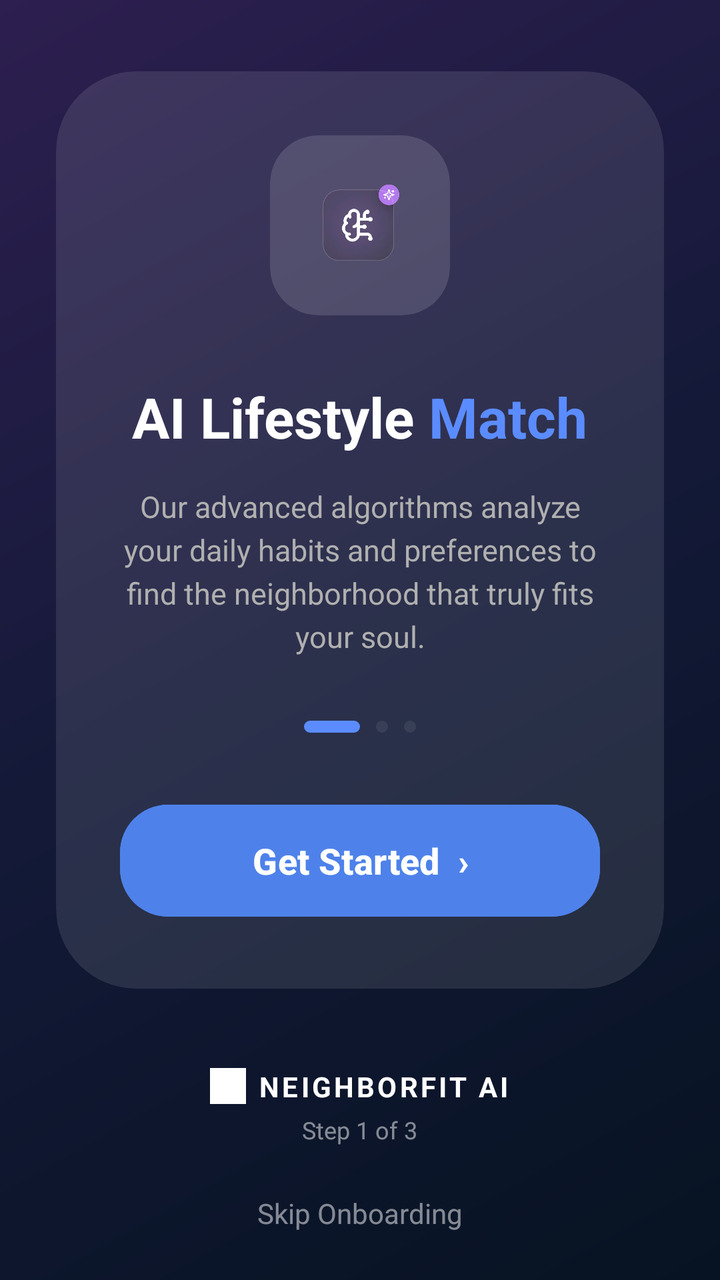
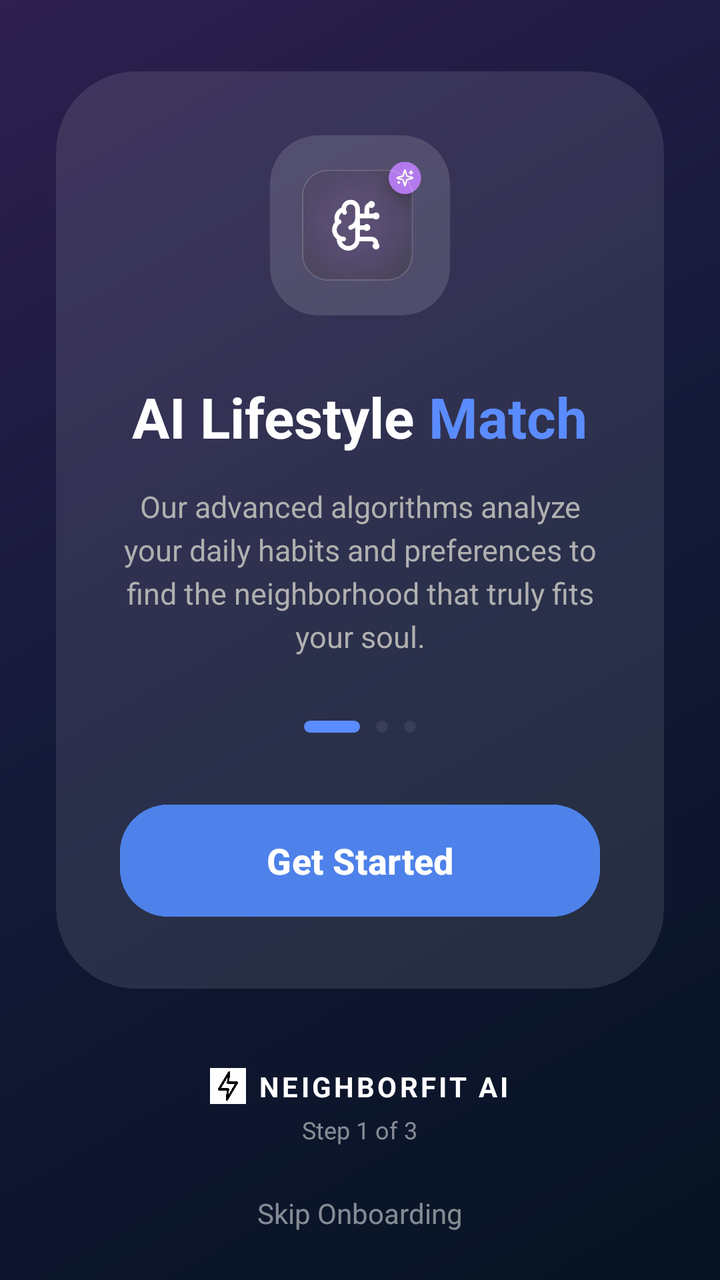

Screens rendered from an Android XML layout before and after an edit, with the pre-edit source and the edit as a unified diff.
<!-- AndroidManifest.xml: application theme Theme.NeighborFitAI -->
<!-- res/layout/fragment_onboarding_1.xml -->
<?xml version="1.0" encoding="utf-8"?>
<androidx.constraintlayout.widget.ConstraintLayout
    xmlns:android="http://schemas.android.com/apk/res/android"
    xmlns:app="http://schemas.android.com/apk/res-auto"
    android:layout_width="match_parent"
    android:layout_height="match_parent"
    android:background="@drawable/onboarding_dark_gradient">

    <androidx.cardview.widget.CardView
        android:id="@+id/cardContainer"
        android:layout_width="0dp"
        android:layout_height="wrap_content"
        android:layout_margin="28dp"
        app:cardCornerRadius="40dp"
        app:cardElevation="0dp"
        app:cardBackgroundColor="#1AFFFFFF"
        app:layout_constraintTop_toTopOf="parent"
        app:layout_constraintBottom_toTopOf="@id/layoutBottomInfo"
        app:layout_constraintStart_toStartOf="parent"
        app:layout_constraintEnd_toEndOf="parent"
        app:layout_constraintVertical_bias="0.4">

        <LinearLayout
            android:layout_width="match_parent"
            android:layout_height="wrap_content"
            android:orientation="vertical"
            android:gravity="center_horizontal"
            android:padding="32dp">

            <androidx.constraintlayout.widget.ConstraintLayout
                android:layout_width="wrap_content"
                android:layout_height="wrap_content">

                <androidx.cardview.widget.CardView
                    android:id="@+id/cvIcon"
                    android:layout_width="90dp"
                    android:layout_height="90dp"
                    app:cardCornerRadius="24dp"
                    app:cardBackgroundColor="#22FFFFFF"
                    app:cardElevation="0dp"
                    app:layout_constraintTop_toTopOf="parent"
                    app:layout_constraintBottom_toBottomOf="parent"
                    app:layout_constraintStart_toStartOf="parent"
                    app:layout_constraintEnd_toEndOf="parent">

                    <ImageView
                        android:layout_width="match_parent"
                        android:layout_height="match_parent"
                        android:padding="16dp"
                        android:src="@drawable/onboarding1"
                        android:scaleType="fitCenter"/>
                </androidx.cardview.widget.CardView>

            </androidx.constraintlayout.widget.ConstraintLayout>

            <LinearLayout
                android:layout_width="wrap_content"
                android:layout_height="wrap_content"
                android:layout_marginTop="32dp"
                android:orientation="horizontal">

                <TextView
                    android:layout_width="wrap_content"
                    android:layout_height="wrap_content"
                    android:text="AI Lifestyle "
                    android:textColor="@android:color/white"
                    android:textSize="28sp"
                    android:textStyle="bold" />

                <TextView
                    android:layout_width="wrap_content"
                    android:layout_height="wrap_content"
                    android:text="Match"
                    android:textColor="#5B8CFF"
                    android:textSize="28sp"
                    android:textStyle="bold" />
            </LinearLayout>

            <TextView
                android:layout_width="match_parent"
                android:layout_height="wrap_content"
                android:layout_marginTop="16dp"
                android:text="Our advanced algorithms analyze your daily habits and preferences to find the neighborhood that truly fits your soul."
                android:textColor="#B0B0B0"
                android:gravity="center"
                android:textSize="15sp"
                android:lineSpacingExtra="4dp"/>

            <LinearLayout
                android:layout_width="wrap_content"
                android:layout_height="wrap_content"
                android:layout_marginTop="32dp"
                android:orientation="horizontal"
                android:gravity="center">
                <View android:layout_width="28dp" android:layout_height="6dp" android:background="@drawable/indicator_active" android:layout_marginEnd="8dp"/>
                <View android:layout_width="6dp" android:layout_height="6dp" android:background="@drawable/indicator_inactive" android:alpha="0.3" android:layout_marginEnd="8dp"/>
                <View android:layout_width="6dp" android:layout_height="6dp" android:background="@drawable/indicator_inactive" android:alpha="0.3"/>
            </LinearLayout>

            <Button
                android:id="@+id/btnNext"
                android:layout_width="match_parent"
                android:layout_height="64dp"
                android:layout_marginTop="32dp"
                android:backgroundTint="#4E82EA"
                android:text="Get Started  ›"
                android:textAllCaps="false"
                android:textColor="@android:color/white"
                android:textSize="18sp"
                android:textStyle="bold"
                app:cornerRadius="24dp"/>

        </LinearLayout>
    </androidx.cardview.widget.CardView>

    <LinearLayout
        android:id="@+id/layoutBottomInfo"
        android:layout_width="wrap_content"
        android:layout_height="wrap_content"
        android:orientation="vertical"
        android:gravity="center"
        android:layout_marginBottom="24dp"
        app:layout_constraintBottom_toTopOf="@id/tvSkip"
        app:layout_constraintStart_toStartOf="parent"
        app:layout_constraintEnd_toEndOf="parent">

        <LinearLayout
            android:layout_width="wrap_content"
            android:layout_height="wrap_content"
            android:orientation="horizontal"
            android:gravity="center_vertical">
            <ImageView
                android:layout_width="18dp"
                android:layout_height="18dp"
                android:src="@drawable/icon"
                android:layout_marginEnd="6dp"
                app:tint="@android:color/white"/>
            <TextView
                android:layout_width="wrap_content"
                android:layout_height="wrap_content"
                android:text="NEIGHBORFIT AI"
                android:textColor="@android:color/white"
                android:textSize="14sp"
                android:letterSpacing="0.1"
                android:textStyle="bold" />
        </LinearLayout>
        <TextView
            android:layout_width="wrap_content"
            android:layout_height="wrap_content"
            android:text="Step 1 of 3"
            android:textColor="#80FFFFFF"
            android:textSize="12sp"
            android:layout_marginTop="4dp"/>
    </LinearLayout>

    <TextView
        android:id="@+id/tvSkip"
        android:layout_width="wrap_content"
        android:layout_height="wrap_content"
        android:text="Skip Onboarding"
        android:textColor="#80FFFFFF"
        android:textSize="14sp"
        android:layout_marginBottom="24dp"
        app:layout_constraintBottom_toBottomOf="parent"
        app:layout_constraintStart_toStartOf="parent"
        app:layout_constraintEnd_toEndOf="parent"/>

</androidx.constraintlayout.widget.ConstraintLayout>
<!-- resources referenced by this layout -->
<resources>
  <!-- drawable icon: png bitmap (drawable, 124975 bytes) -->
  <!-- drawable indicator_active (drawable) -->
  <shape xmlns:android="http://schemas.android.com/apk/res/android">
      <corners android:radius="10dp"/>
      <solid android:color="#5B8CFF"/>
  </shape>
  <!-- drawable indicator_inactive (drawable) -->
  <shape xmlns:android="http://schemas.android.com/apk/res/android">
      <corners android:radius="10dp"/>
      <solid android:color="#40FFFFFF"/>
  </shape>
  <!-- drawable onboarding1: png bitmap (drawable, 94725 bytes) -->
  <!-- drawable onboarding_dark_gradient (drawable) -->
  <?xml version="1.0" encoding="utf-8"?>
  <shape xmlns:android="http://schemas.android.com/apk/res/android">
  
      <gradient
          android:type="linear"
          android:angle="315"
          android:startColor="#2D1F50"
          android:centerColor="#131937"
          android:endColor="#071322" />
  
  </shape>
  <style name="Theme.NeighborFitAI" parent="Base.Theme.NeighborFitAI" />
  <style name="Base.Theme.NeighborFitAI" parent="Theme.Material3.DayNight.NoActionBar">
          
          
      </style>
</resources>

<!-- the commit's change to res/layout/fragment_onboarding_1.xml (unified diff, before → after) -->
@@ -46,7 +46,7 @@
                     <ImageView
                         android:layout_width="match_parent"
                         android:layout_height="match_parent"
-                        android:padding="16dp"
+                        android:padding="0dp"
                         android:src="@drawable/onboarding1"
                         android:scaleType="fitCenter"/>
                 </androidx.cardview.widget.CardView>
@@ -103,7 +103,7 @@
                 android:layout_height="64dp"
                 android:layout_marginTop="32dp"
                 android:backgroundTint="#4E82EA"
-                android:text="Get Started  ›"
+                android:text="Get Started"
                 android:textAllCaps="false"
                 android:textColor="@android:color/white"
                 android:textSize="18sp"
@@ -134,7 +134,7 @@
                 android:layout_height="18dp"
                 android:src="@drawable/icon"
                 android:layout_marginEnd="6dp"
-                app:tint="@android:color/white"/>
+                />
             <TextView
                 android:layout_width="wrap_content"
                 android:layout_height="wrap_content"
